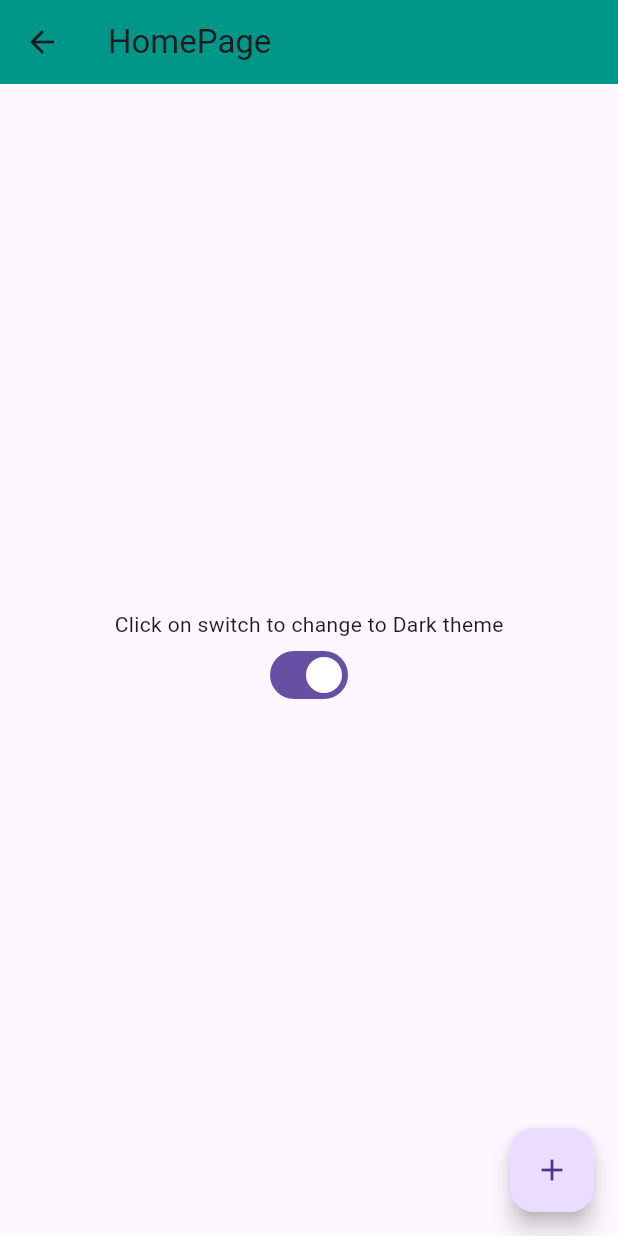
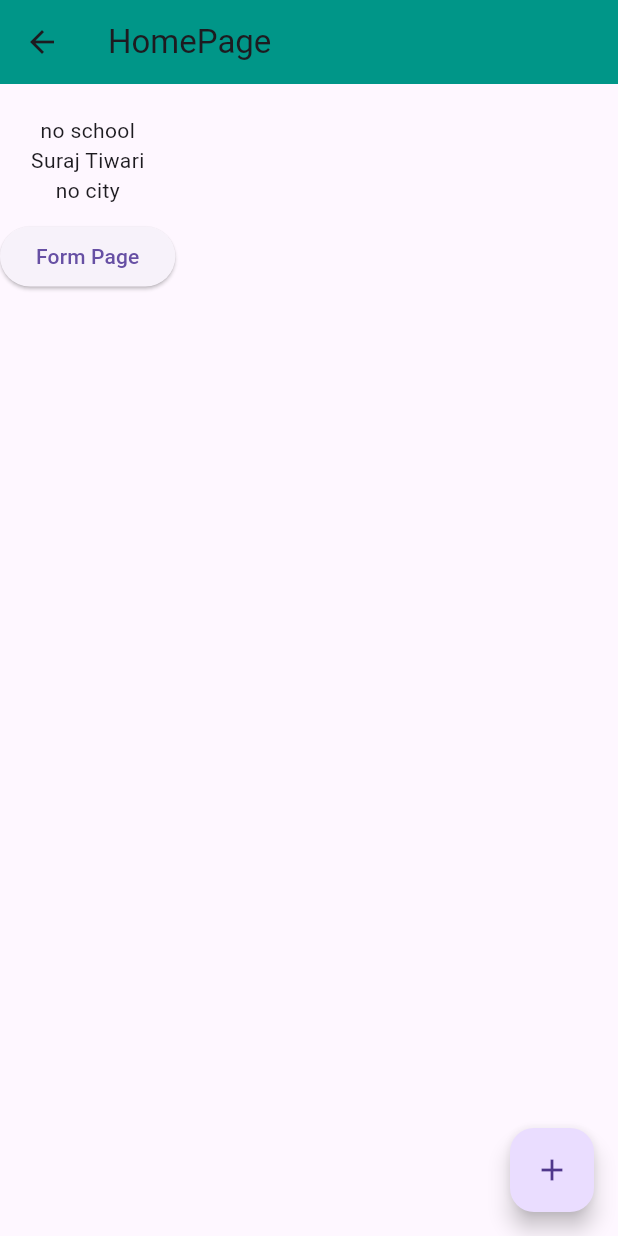
Before and after one commit to tiwarisuraj136/darkmodegetx, a Flutter app: the screen it shows after launch, after a tap on "Login", on a phone screen of 412 x 824 dp. Run offline on Flutter 3.47's test engine with Material 3 defaults, Android fonts, the light colour scheme and no system bars; our stand-ins replace get, shared_preferences.

Commit message:
assign global value another page show 1.6.24

```diff
--- a/lib/core/core/globals.dart
+++ b/lib/core/core/globals.dart
@@ -1,3 +1,5 @@
 import 'package:get/get.dart';
 
-RxBool _isLightTheme = false.obs;
+RxString newNameValue = ''.obs;
+RxString newSchoolValue = ''.obs;
+RxString newCityValue = ''.obs;
--- a/lib/features/features/home/controller/home_controller.dart
+++ b/lib/features/features/home/controller/home_controller.dart
@@ -1,28 +1,17 @@
-import 'package:flutter/material.dart';
 import 'package:get/get.dart';
 import 'package:shared_preferences/shared_preferences.dart';
+import 'package:darkmodegetx/core/core/globals.dart' as globals;
 
 class HomePageController extends GetxController{
 
-  RxBool isLightTheme = false.obs;
+@override
+  Future<void> onInit() async{
+  var prefs = await SharedPreferences.getInstance();
+  globals.newNameValue.value = await prefs.getString("name")??'no name';
+  globals.newSchoolValue.value = await prefs.getString("school")??'no school';
+  globals.newCityValue.value = await prefs.getString("city")??'no city';
+  super.onInit();
 
-  @override
-  void onInit() {
-    super.onInit();
-    getThemeStatus();
-  }
-  Future<void> getThemeStatus() async {
-    SharedPreferences prefs = await SharedPreferences.getInstance();
-    isLightTheme.value = prefs.getBool('theme') ?? true;
-    Get.changeThemeMode(isLightTheme.value ? ThemeMode.light : ThemeMode.dark);
-  }
-  void toggleTheme(bool value) {
-    isLightTheme.value = value;
-    Get.changeThemeMode(isLightTheme.value ? ThemeMode.light : ThemeMode.dark);
-    saveThemeStatus();
-  }
-  Future<void> saveThemeStatus() async {
-    SharedPreferences prefs = await SharedPreferences.getInstance();
-    prefs.setBool('theme', isLightTheme.value);
-  }
+
 }
+}
--- a/lib/features/features/home/view/home_page.dart
+++ b/lib/features/features/home/view/home_page.dart
@@ -2,6 +2,7 @@ import 'package:darkmodegetx/core/core/RouteConstant.dart';
 import 'package:darkmodegetx/features/features/home/controller/home_controller.dart';
 import 'package:flutter/material.dart';
 import 'package:get/get.dart';
+import 'package:darkmodegetx/core/core/globals.dart' as globals;
 
 class HomePage extends GetView<HomePageController>{
   const HomePage({super.key});
@@ -11,24 +12,19 @@ class HomePage extends GetView<HomePageController>{
    return Scaffold(
      appBar: AppBar(title: const Text("HomePage"),
      backgroundColor: Colors.teal,),
-     body: Center(
-       child: Column(
-         mainAxisAlignment: MainAxisAlignment.center,
-         children: [
-           Obx(
-                 () => Text(
-               'Click on switch to change to ${controller.isLightTheme.value ? 'Dark' : 'Light'} theme',
-             ),
-           ),
-           Obx(
-                 () => Switch(
-               value: controller.isLightTheme.value,
-               onChanged: controller.toggleTheme,
-             ),
-           ),
-         ],
-       ),
-     ),
+     body: Obx(()=>Column(
+       children: [
+         Text(globals.newNameValue.value),
+         Text(globals.newSchoolValue.value),
+         const Text('Suraj Tiwari'),
+         Text(globals.newCityValue.value),
+         const SizedBox(height: 10,),
+         ElevatedButton(onPressed: (){
+           Get.toNamed(RouteConstant.formAdd);
+         }, child: const Text("Form Page"))
+
+       ],
+     ),) ,
 
      floatingActionButton: FloatingActionButton(onPressed: () {
        print("hello i am here line 16");
--- a/lib/features/features/login/controller/login_controller.dart
+++ b/lib/features/features/login/controller/login_controller.dart
@@ -1,9 +1,34 @@
-import 'package:flutter/cupertino.dart';
+import 'package:flutter/material.dart';
 import 'package:get/get.dart';
+import 'package:shared_preferences/shared_preferences.dart';
 
 class LoginPageController extends GetxController{
 
   final FormKey = GlobalKey<FormState>();
   final userTextController = TextEditingController();
   final passwordTextController = TextEditingController();
+
+  RxBool isLightTheme = false.obs;
+
+  @override
+  void onInit() {
+    super.onInit();
+    getThemeStatus();
+  }
+  Future<void> getThemeStatus() async {
+    // SharedPreferences prefs = await SharedPreferences.getInstance();
+    var prefs = await SharedPreferences.getInstance();
+    isLightTheme.value = prefs.getBool('theme') ?? true;
+    Get.changeThemeMode(isLightTheme.value ? ThemeMode.light : ThemeMode.dark);
+  }
+  void toggleTheme(bool value) {
+    isLightTheme.value = value;
+    Get.changeThemeMode(isLightTheme.value ? ThemeMode.light : ThemeMode.dark);
+    saveThemeStatus();
+  }
+  Future<void> saveThemeStatus() async {
+    // SharedPreferences prefs = await SharedPreferences.getInstance();
+    var prefs = await SharedPreferences.getInstance();
+    prefs.setBool('theme', isLightTheme.value);
+  }
 }
--- a/lib/features/features/login/view/login_page.dart
+++ b/lib/features/features/login/view/login_page.dart
@@ -12,6 +12,14 @@ class LoginPage extends GetView<LoginPageController>{
       appBar: AppBar(
         title: const Text("Login Page"),
         backgroundColor: Colors.teal,
+        actions: [
+          Obx(
+                () => Switch(
+              value: controller.isLightTheme.value,
+              onChanged: controller.toggleTheme,
+            ),
+          ),
+        ],
       ),
       body: SafeArea(
         child: Column(
```
Also changed, not shown: lib/features/features/FormAdd/controller/formadd_controller.dart (+19 -21 lines).
